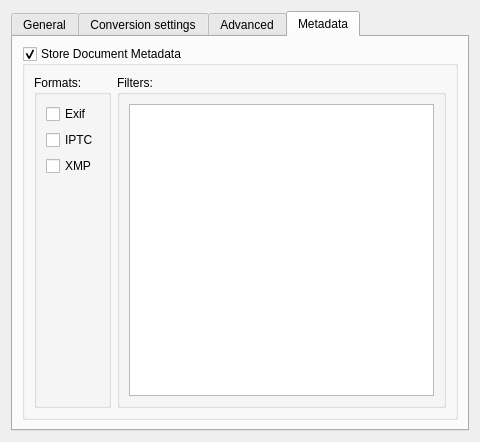
Qt form plugins/impex/jxl/kis_wdg_options_jpegxl.ui (KDE/krita) before a commit.
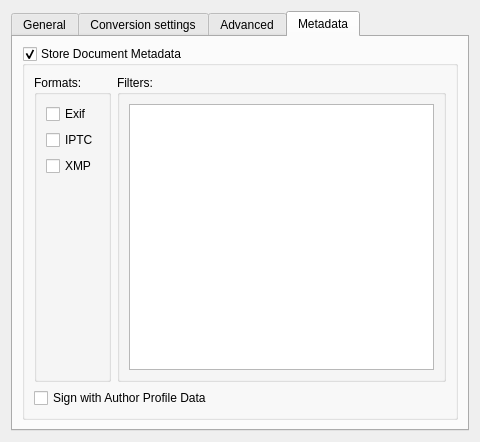
The same form after that commit. The open tabs and pages were chosen to show the change. Custom widgets are drawn as their Qt base class.

Commit message:
JPEG-XL: add option to store author profile data on export
Just like when exporting JPG and PNG, store as metadata

Part-of: <https://invent.kde.org/graphics/krita/-/merge_requests/1722>

Diff of the .ui file:
```diff
--- a/plugins/impex/jxl/kis_wdg_options_jpegxl.ui
+++ b/plugins/impex/jxl/kis_wdg_options_jpegxl.ui
@@ -852,8 +852,10 @@
          <property name="checkable">
           <bool>true</bool>
          </property>
-         <layout class="QGridLayout" name="gridLayout_5" columnstretch="0,0">
-          <item row="0" column="0">
+         <layout class="QVBoxLayout" name="verticalLayout_2">
+          <item>
+           <layout class="QHBoxLayout" name="horizontalLayout">
+            <item>
            <widget class="QGroupBox" name="groupBox_3">
             <property name="title">
              <string>Formats:</string>
@@ -883,7 +885,7 @@
             </layout>
            </widget>
           </item>
-          <item row="0" column="1">
+            <item>
            <widget class="QGroupBox" name="groupBox_4">
             <property name="title">
              <string comment="JPEG-XL metadata options">Filters:</string>
@@ -893,6 +895,15 @@
               <widget class="QListView" name="metaDataFilters"/>
              </item>
             </layout>
+             </widget>
+            </item>
+           </layout>
+          </item>
+          <item>
+           <widget class="QCheckBox" name="chkAuthor">
+            <property name="text">
+             <string>Sign with Author Profile Data</string>
+            </property>
            </widget>
           </item>
          </layout>
```
Lines whose indentation alone changed are shown as unchanged. The commit also changes 2 other files.
